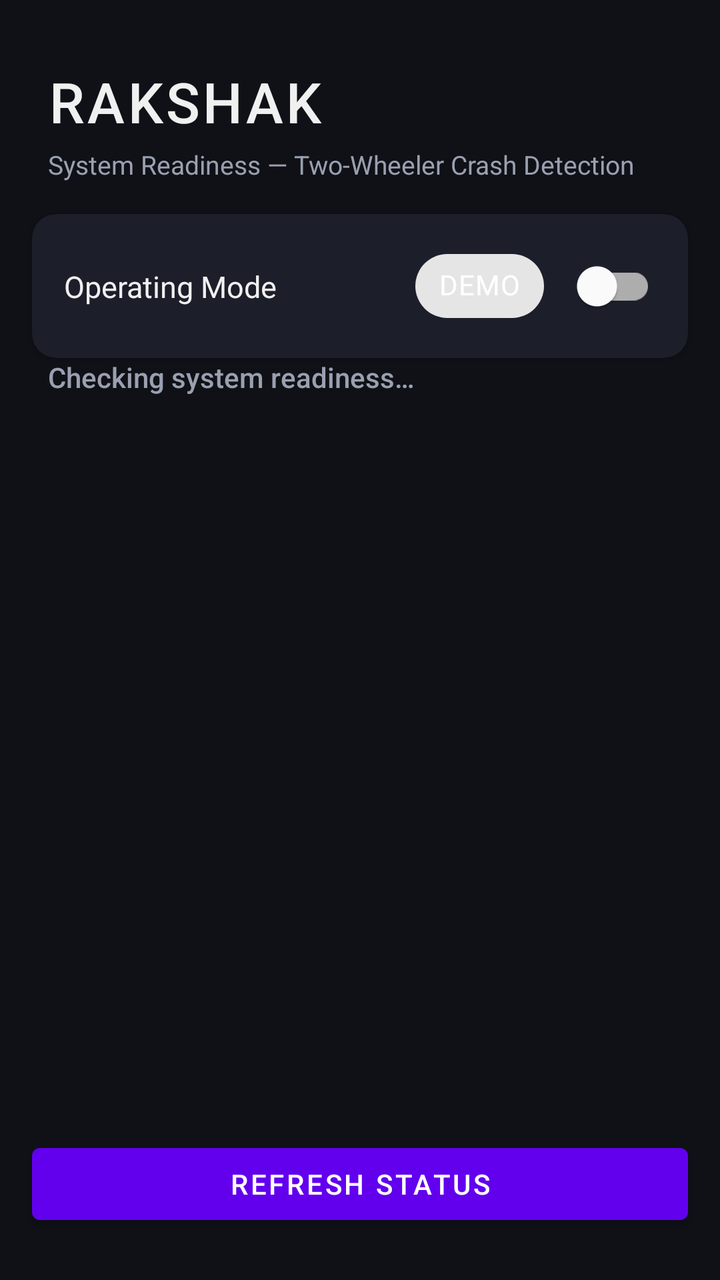
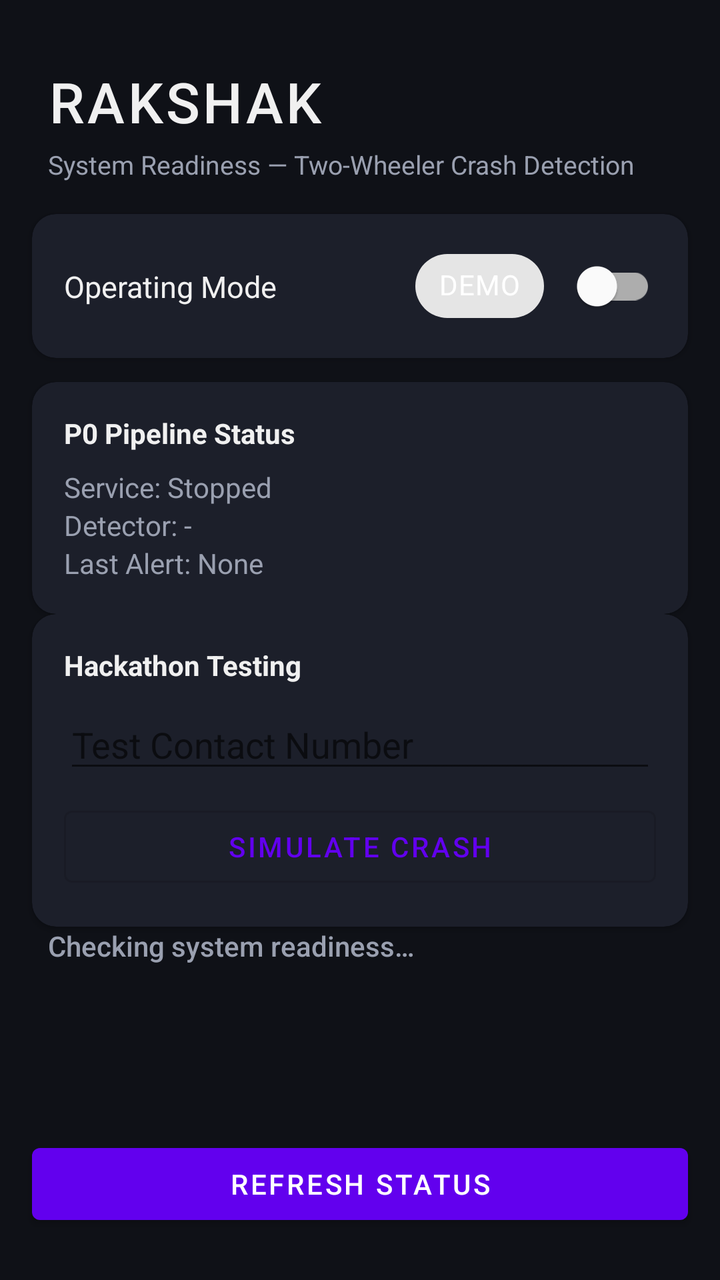

Before-and-after screenshots of an Android layout around one commit, followed by the original layout XML and the change that was made.
<!-- AndroidManifest.xml: application theme Theme.Rakshak -->
<!-- res/layout/activity_main.xml -->
<?xml version="1.0" encoding="utf-8"?>
<androidx.constraintlayout.widget.ConstraintLayout
    xmlns:android="http://schemas.android.com/apk/res/android"
    xmlns:app="http://schemas.android.com/apk/res-auto"
    xmlns:tools="http://schemas.android.com/tools"
    android:layout_width="match_parent"
    android:layout_height="match_parent"
    android:background="@color/bg_primary"
    tools:context=".ui.main.MainActivity">

    
    <TextView
        android:id="@+id/tv_title"
        android:layout_width="0dp"
        android:layout_height="wrap_content"
        android:fontFamily="sans-serif-medium"
        android:letterSpacing="0.05"
        android:paddingHorizontal="24dp"
        android:paddingTop="32dp"
        android:paddingBottom="4dp"
        android:text="@string/app_name"
        android:textColor="@color/text_primary"
        android:textSize="28sp"
        app:layout_constraintEnd_toEndOf="parent"
        app:layout_constraintStart_toStartOf="parent"
        app:layout_constraintTop_toTopOf="parent" />

    <TextView
        android:id="@+id/tv_subtitle"
        android:layout_width="0dp"
        android:layout_height="wrap_content"
        android:paddingHorizontal="24dp"
        android:paddingBottom="16dp"
        android:text="@string/subtitle_system_readiness"
        android:textColor="@color/text_secondary"
        android:textSize="13sp"
        app:layout_constraintEnd_toEndOf="parent"
        app:layout_constraintStart_toStartOf="parent"
        app:layout_constraintTop_toBottomOf="@id/tv_title" />

    
    <com.google.android.material.card.MaterialCardView
        android:id="@+id/card_mode"
        android:layout_width="0dp"
        android:layout_height="wrap_content"
        android:layout_marginHorizontal="16dp"
        android:layout_marginBottom="12dp"
        app:cardBackgroundColor="@color/surface"
        app:cardCornerRadius="12dp"
        app:cardElevation="2dp"
        app:layout_constraintEnd_toEndOf="parent"
        app:layout_constraintStart_toStartOf="parent"
        app:layout_constraintTop_toBottomOf="@id/tv_subtitle">

        <androidx.constraintlayout.widget.ConstraintLayout
            android:layout_width="match_parent"
            android:layout_height="wrap_content"
            android:paddingHorizontal="16dp"
            android:paddingVertical="12dp">

            <TextView
                android:id="@+id/tv_mode_label"
                android:layout_width="0dp"
                android:layout_height="wrap_content"
                android:text="@string/label_operating_mode"
                android:textColor="@color/text_primary"
                android:textSize="15sp"
                app:layout_constraintBottom_toBottomOf="parent"
                app:layout_constraintEnd_toStartOf="@id/chip_mode"
                app:layout_constraintStart_toStartOf="parent"
                app:layout_constraintTop_toTopOf="parent" />

            <com.google.android.material.chip.Chip
                android:id="@+id/chip_mode"
                android:layout_width="wrap_content"
                android:layout_height="wrap_content"
                android:layout_marginEnd="8dp"
                android:text="@string/mode_demo"
                android:textColor="@color/text_on_chip"
                app:layout_constraintBottom_toBottomOf="parent"
                app:layout_constraintEnd_toStartOf="@id/switch_mode"
                app:layout_constraintTop_toTopOf="parent" />

            <com.google.android.material.switchmaterial.SwitchMaterial
                android:id="@+id/switch_mode"
                android:layout_width="wrap_content"
                android:layout_height="wrap_content"
                android:checked="false"
                app:layout_constraintBottom_toBottomOf="parent"
                app:layout_constraintEnd_toEndOf="parent"
                app:layout_constraintTop_toTopOf="parent" />

        </androidx.constraintlayout.widget.ConstraintLayout>
    </com.google.android.material.card.MaterialCardView>

    
    <TextView
        android:id="@+id/tv_overall_status"
        android:layout_width="0dp"
        android:layout_height="wrap_content"
        android:layout_marginHorizontal="24dp"
        android:layout_marginBottom="8dp"
        android:fontFamily="sans-serif-medium"
        android:text="@string/status_checking"
        android:textColor="@color/status_checking"
        android:textSize="14sp"
        app:layout_constraintEnd_toEndOf="parent"
        app:layout_constraintStart_toStartOf="parent"
        app:layout_constraintTop_toBottomOf="@id/card_mode" />

    
    <androidx.recyclerview.widget.RecyclerView
        android:id="@+id/rv_readiness"
        android:layout_width="0dp"
        android:layout_height="0dp"
        android:layout_marginHorizontal="16dp"
        android:layout_marginTop="8dp"
        android:layout_marginBottom="8dp"
        android:clipToPadding="false"
        android:paddingBottom="8dp"
        app:layout_constraintBottom_toTopOf="@id/btn_refresh"
        app:layout_constraintEnd_toEndOf="parent"
        app:layout_constraintStart_toStartOf="parent"
        app:layout_constraintTop_toBottomOf="@id/tv_overall_status"
        tools:listitem="@layout/item_readiness" />

    
    <com.google.android.material.button.MaterialButton
        android:id="@+id/btn_refresh"
        android:layout_width="0dp"
        android:layout_height="wrap_content"
        android:layout_marginHorizontal="16dp"
        android:layout_marginBottom="24dp"
        android:text="@string/btn_refresh"
        app:layout_constraintBottom_toBottomOf="parent"
        app:layout_constraintEnd_toEndOf="parent"
        app:layout_constraintStart_toStartOf="parent" />

</androidx.constraintlayout.widget.ConstraintLayout>
<!-- res/layout/item_readiness.xml (included above) -->
<?xml version="1.0" encoding="utf-8"?>
<com.google.android.material.card.MaterialCardView
    xmlns:android="http://schemas.android.com/apk/res/android"
    xmlns:app="http://schemas.android.com/apk/res-auto"
    android:layout_width="match_parent"
    android:layout_height="wrap_content"
    android:layout_marginBottom="8dp"
    app:cardBackgroundColor="@color/surface"
    app:cardCornerRadius="10dp"
    app:cardElevation="1dp">

    <androidx.constraintlayout.widget.ConstraintLayout
        android:layout_width="match_parent"
        android:layout_height="wrap_content"
        android:paddingHorizontal="16dp"
        android:paddingVertical="14dp">

        
        <TextView
            android:id="@+id/tv_icon"
            android:layout_width="32dp"
            android:layout_height="32dp"
            android:gravity="center"
            android:textSize="20sp"
            android:text="…"
            app:layout_constraintStart_toStartOf="parent"
            app:layout_constraintTop_toTopOf="parent"
            app:layout_constraintBottom_toBottomOf="parent" />

        
        <TextView
            android:id="@+id/tv_label"
            android:layout_width="0dp"
            android:layout_height="wrap_content"
            android:layout_marginStart="12dp"
            android:layout_marginEnd="8dp"
            android:textColor="@color/text_primary"
            android:textSize="15sp"
            android:fontFamily="sans-serif-medium"
            app:layout_constraintStart_toEndOf="@id/tv_icon"
            app:layout_constraintEnd_toStartOf="@id/btn_fix"
            app:layout_constraintTop_toTopOf="parent" />

        
        <TextView
            android:id="@+id/tv_detail"
            android:layout_width="0dp"
            android:layout_height="wrap_content"
            android:layout_marginStart="12dp"
            android:layout_marginEnd="8dp"
            android:layout_marginTop="2dp"
            android:textColor="@color/text_secondary"
            android:textSize="12sp"
            android:visibility="gone"
            app:layout_constraintStart_toEndOf="@id/tv_icon"
            app:layout_constraintEnd_toStartOf="@id/btn_fix"
            app:layout_constraintTop_toBottomOf="@id/tv_label" />

        
        <com.google.android.material.button.MaterialButton
            android:id="@+id/btn_fix"
            style="@style/Widget.MaterialComponents.Button.OutlinedButton"
            android:layout_width="wrap_content"
            android:layout_height="wrap_content"
            android:text="@string/btn_fix"
            android:textSize="11sp"
            android:visibility="gone"
            app:layout_constraintEnd_toEndOf="parent"
            app:layout_constraintTop_toTopOf="parent"
            app:layout_constraintBottom_toBottomOf="parent" />

    </androidx.constraintlayout.widget.ConstraintLayout>

</com.google.android.material.card.MaterialCardView>
<!-- resources referenced by this layout -->
<resources>
  <color name="bg_primary">#0F1117</color>
  <color name="status_checking">#9AA0B0</color>
  <color name="surface">#1C1F2A</color>
  <color name="text_on_chip">#FFFFFF</color>
  <color name="text_primary">#F0F0F0</color>
  <color name="text_secondary">#9AA0B0</color>
  <string name="app_name">RAKSHAK</string>
  <string name="btn_fix">FIX</string>
  <string name="btn_refresh">Refresh Status</string>
  <string name="label_operating_mode">Operating Mode</string>
  <string name="mode_demo">DEMO</string>
  <string name="status_checking">Checking system readiness…</string>
  <string name="subtitle_system_readiness">System Readiness — Two-Wheeler Crash Detection</string>
  <style name="Theme.Rakshak" parent="Theme.MaterialComponents.DayNight.DarkActionBar">
          <item name="colorPrimary">@color/purple_500</item>
          <item name="colorPrimaryVariant">@color/purple_700</item>
          <item name="colorOnPrimary">@color/white</item>
          <item name="colorSecondary">@color/teal_200</item>
          <item name="colorSecondaryVariant">@color/teal_700</item>
          <item name="colorOnSecondary">@color/black</item>
          <item name="android:statusBarColor" tools:targetApi="l">@color/bg_primary</item>
          <item name="android:navigationBarColor">@color/bg_primary</item>
          <item name="android:windowBackground">@color/bg_primary</item>
          
          <item name="windowActionBar">false</item>
          <item name="windowNoTitle">true</item>
      </style>
  <color name="purple_500">#FF6200EE</color>
  <color name="purple_700">#FF3700B3</color>
  <color name="white">#FFFFFFFF</color>
  <color name="teal_200">#FF03DAC5</color>
  <color name="teal_700">#FF018786</color>
  <color name="black">#FF000000</color>
</resources>

<!-- the commit's change to res/layout/activity_main.xml (unified diff, before → after) -->
@@ -8,7 +8,6 @@
     android:background="@color/bg_primary"
     tools:context=".ui.main.MainActivity">
 
-    
     <TextView
         android:id="@+id/tv_title"
         android:layout_width="0dp"
@@ -38,7 +37,6 @@
         app:layout_constraintStart_toStartOf="parent"
         app:layout_constraintTop_toBottomOf="@id/tv_title" />
 
-    
     <com.google.android.material.card.MaterialCardView
         android:id="@+id/card_mode"
         android:layout_width="0dp"
@@ -93,7 +91,101 @@
         </androidx.constraintlayout.widget.ConstraintLayout>
     </com.google.android.material.card.MaterialCardView>
 
-    
+    <com.google.android.material.card.MaterialCardView
+        android:id="@+id/card_pipeline_status"
+        android:layout_width="0dp"
+        android:layout_height="wrap_content"
+        android:layout_marginHorizontal="16dp"
+        android:layout_marginBottom="12dp"
+        android:layout_marginTop="12dp"
+        app:cardBackgroundColor="@color/surface"
+        app:cardCornerRadius="12dp"
+        app:cardElevation="2dp"
+        app:layout_constraintEnd_toEndOf="parent"
+        app:layout_constraintStart_toStartOf="parent"
+        app:layout_constraintTop_toBottomOf="@id/card_mode">
+        
+        <LinearLayout
+            android:layout_width="match_parent"
+            android:layout_height="wrap_content"
+            android:orientation="vertical"
+            android:padding="16dp">
+            
+            <TextView
+                android:layout_width="wrap_content"
+                android:layout_height="wrap_content"
+                android:text="P0 Pipeline Status"
+                android:textStyle="bold"
+                android:textColor="@color/text_primary"
+                android:layout_marginBottom="8dp" />
+                
+            <TextView
+                android:id="@+id/tv_service_status"
+                android:layout_width="wrap_content"
+                android:layout_height="wrap_content"
+                android:text="Service: Stopped"
+                android:textColor="@color/text_secondary" />
+                
+            <TextView
+                android:id="@+id/tv_detector_state"
+                android:layout_width="wrap_content"
+                android:layout_height="wrap_content"
+                android:text="Detector: -"
+                android:textColor="@color/text_secondary" />
+                
+            <TextView
+                android:id="@+id/tv_last_alert"
+                android:layout_width="wrap_content"
+                android:layout_height="wrap_content"
+                android:text="Last Alert: None"
+                android:textColor="@color/text_secondary" />
+        </LinearLayout>
+    </com.google.android.material.card.MaterialCardView>
+
+    <com.google.android.material.card.MaterialCardView
+        android:id="@+id/card_test_controls"
+        android:layout_width="0dp"
+        android:layout_height="wrap_content"
+        android:layout_marginHorizontal="16dp"
+        android:layout_marginBottom="12dp"
+        app:cardBackgroundColor="@color/surface"
+        app:cardCornerRadius="12dp"
+        app:cardElevation="2dp"
+        app:layout_constraintEnd_toEndOf="parent"
+        app:layout_constraintStart_toStartOf="parent"
+        app:layout_constraintTop_toBottomOf="@id/card_pipeline_status">
+        
+        <LinearLayout
+            android:layout_width="match_parent"
+            android:layout_height="wrap_content"
+            android:orientation="vertical"
+            android:padding="16dp">
+            
+            <TextView
+                android:layout_width="wrap_content"
+                android:layout_height="wrap_content"
+                android:text="Hackathon Testing"
+                android:textStyle="bold"
+                android:textColor="@color/text_primary"
+                android:layout_marginBottom="8dp" />
+                
+            <EditText
+                android:id="@+id/et_test_contact"
+                android:layout_width="match_parent"
+                android:layout_height="wrap_content"
+                android:hint="Test Contact Number"
+                android:inputType="phone"
+                android:layout_marginBottom="8dp" />
+                
+            <com.google.android.material.button.MaterialButton
+                android:id="@+id/btn_simulate_crash"
+                android:layout_width="match_parent"
+                android:layout_height="wrap_content"
+                android:text="Simulate Crash"
+                style="@style/Widget.MaterialComponents.Button.OutlinedButton" />
+        </LinearLayout>
+    </com.google.android.material.card.MaterialCardView>
+
     <TextView
         android:id="@+id/tv_overall_status"
         android:layout_width="0dp"
@@ -106,9 +198,8 @@
         android:textSize="14sp"
         app:layout_constraintEnd_toEndOf="parent"
         app:layout_constraintStart_toStartOf="parent"
-        app:layout_constraintTop_toBottomOf="@id/card_mode" />
-
-    
+        app:layout_constraintTop_toBottomOf="@id/card_test_controls" />
+
     <androidx.recyclerview.widget.RecyclerView
         android:id="@+id/rv_readiness"
         android:layout_width="0dp"
@@ -124,7 +215,6 @@
         app:layout_constraintTop_toBottomOf="@id/tv_overall_status"
         tools:listitem="@layout/item_readiness" />
 
-    
     <com.google.android.material.button.MaterialButton
         android:id="@+id/btn_refresh"
         android:layout_width="0dp"
